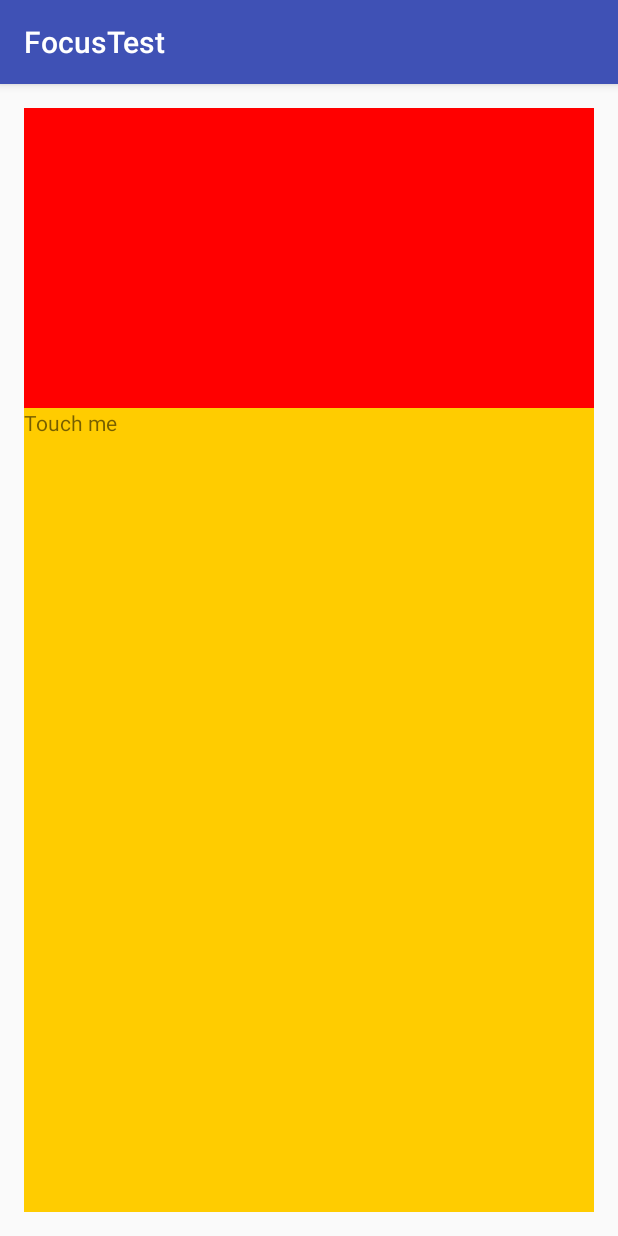
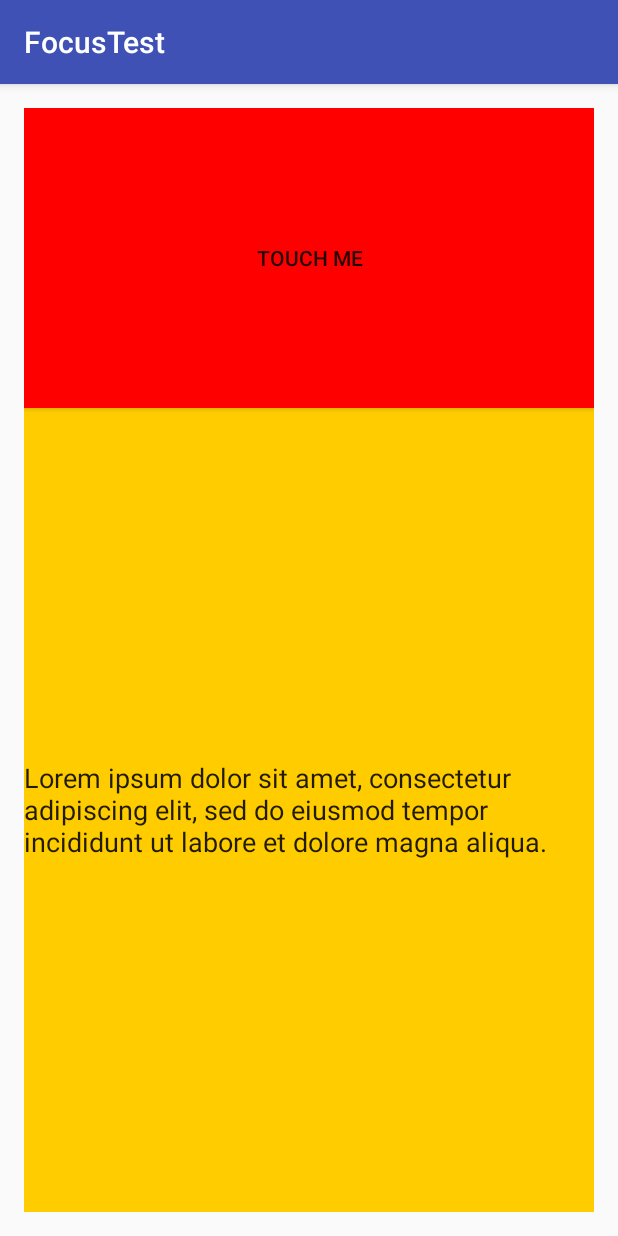
Before and after one commit to pocmo/1215209-focus-keyboard-debugging, an Android app: the screen it shows after launch (MainActivity), on a phone screen of 412 x 824 dp. Run offline under Robolectric (Android 15) with nearby library versions, the phone set to English and light mode, and no system bars.

Commit message:
Bug 1215209 demo

```diff
--- a/app/src/main/java/org/mozilla/focustest/MainActivity.java
+++ b/app/src/main/java/org/mozilla/focustest/MainActivity.java
@@ -6,22 +6,14 @@ import android.view.View;
 import android.view.ViewGroup;
 
 public class MainActivity extends AppCompatActivity {
-    private ViewGroup container;
-    private TestView testView;
-
     @Override
     protected void onCreate(Bundle savedInstanceState) {
         super.onCreate(savedInstanceState);
         setContentView(R.layout.activity_main);
-
-        container = (ViewGroup) findViewById(R.id.container);
-
-        testView = (TestView) findViewById(R.id.testView);
-        testView.requestFocus();
     }
 
     public void onButtonClicked(final View view) {
-        container.removeView(view);
-        testView.requestFocus();
+        view.focusSearch(View.FOCUS_DOWN).requestFocus();
+        ((ViewGroup) view.getParent()).removeView(view);
     }
 }
--- a/app/src/main/java/org/mozilla/focustest/TestView.java
+++ /dev/null
@@ -1,40 +0,0 @@
-package org.mozilla.focustest;
-
-import android.content.Context;
-import android.util.AttributeSet;
-import android.view.MotionEvent;
-import android.view.inputmethod.InputMethodManager;
-import android.widget.ScrollView;
-
-public class TestView extends ScrollView {
-
-    public TestView(Context context) {
-        super(context);
-        init();
-    }
-
-    public TestView(Context context, AttributeSet attrs) {
-        super(context, attrs);
-        init();
-    }
-
-    public TestView(Context context, AttributeSet attrs, int defStyleAttr) {
-        super(context, attrs, defStyleAttr);
-        init();
-    }
-
-    private void init() {
-        setFocusable(true);
-        setFocusableInTouchMode(true);
-    }
-
-    @Override
-    public boolean onTouchEvent(MotionEvent event) {
-        requestFocus();
-
-        InputMethodManager manager = (InputMethodManager) getContext().getSystemService(Context.INPUT_METHOD_SERVICE);
-        manager.showSoftInput(TestView.this, 0);
-
-        return true;
-    }
-}
--- a/app/src/main/res/layout/activity_main.xml
+++ b/app/src/main/res/layout/activity_main.xml
@@ -8,22 +8,19 @@
     android:orientation="vertical"
     android:paddingBottom="@dimen/activity_vertical_margin" tools:context=".MainActivity">
 
-    <org.mozilla.focustest.TestView
-        android:id="@+id/testView"
+    <Button
         android:layout_width="match_parent"
         android:layout_height="200dp"
-        android:focusable="true"
-        android:clickable="true"
-        android:background="#ff0000"/>
+        android:focusableInTouchMode="true"
+        android:background="#ff0000"
+        android:text="Touch Me"
+        android:onClick="onButtonClicked" />
 
-    <TextView
+    <EditText
         android:layout_width="match_parent"
         android:layout_height="match_parent"
         android:background="#ffcc00"
         android:layout_alignParentBottom="true"
-        android:text="Touch me"
-        android:focusable="true"
-        android:clickable="true"
-        android:onClick="onButtonClicked" />
+        android:text="Lorem ipsum dolor sit amet, consectetur adipiscing elit, sed do eiusmod tempor incididunt ut labore et dolore magna aliqua." />
 
 </LinearLayout>
```
